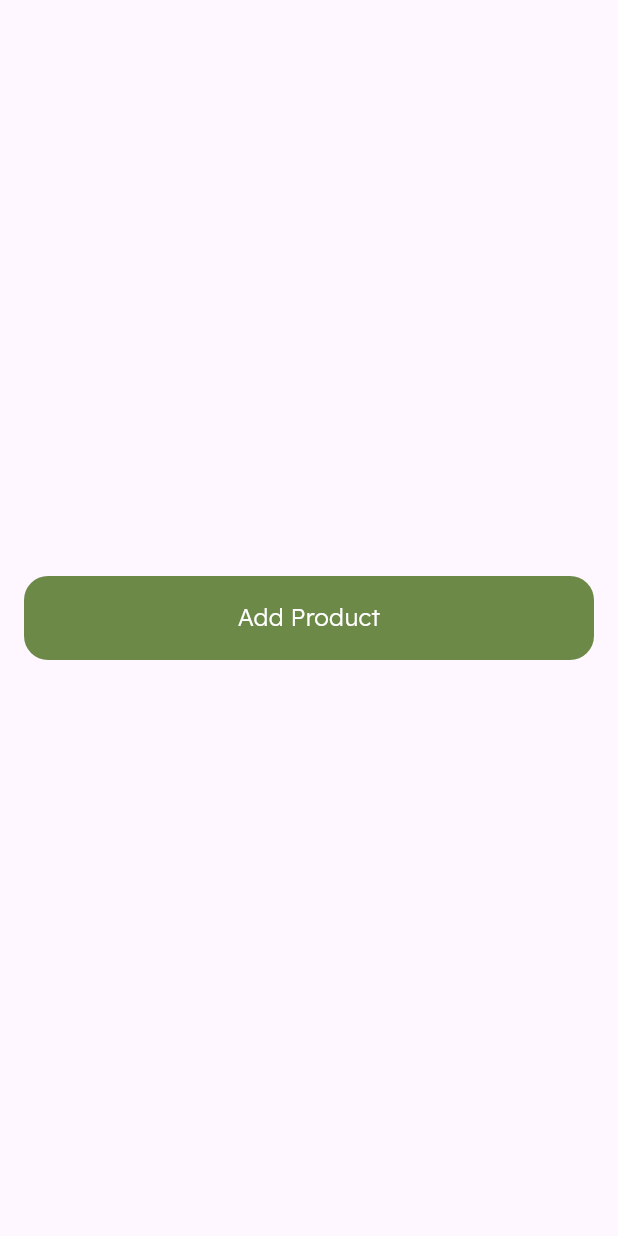
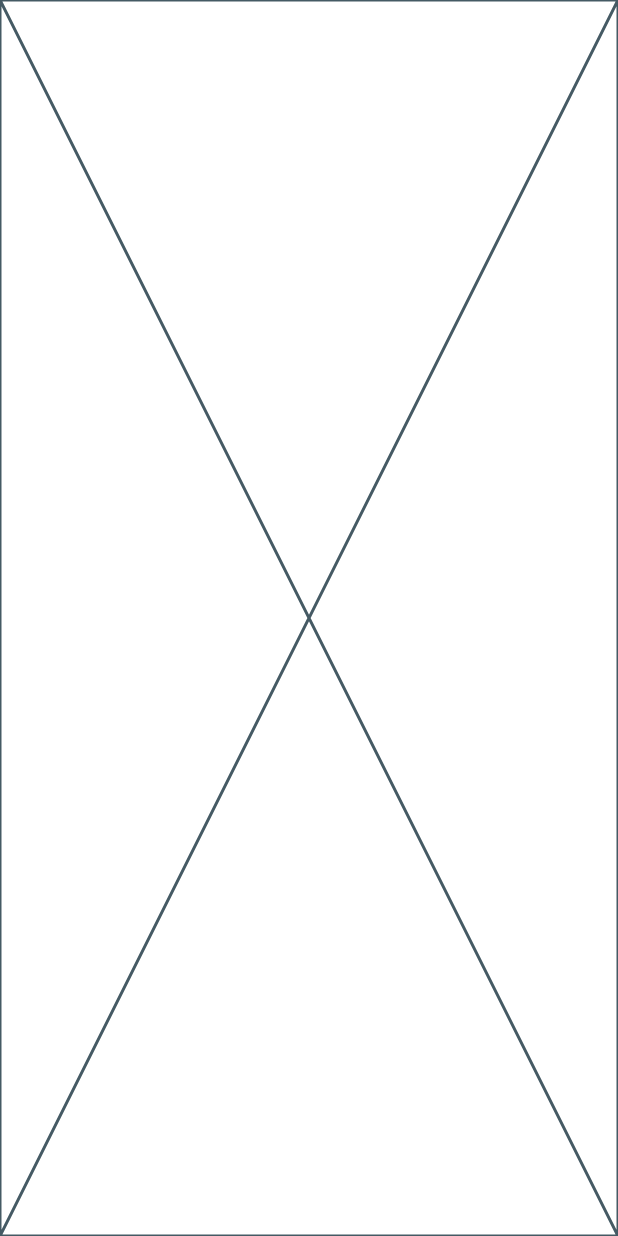
Before and after one commit to Tala-foqha/bag_store_dashboard, a Flutter app: the screen it shows after launch, after a tap on "Add Product", on a phone screen of 412 x 824 dp. Run offline on Flutter 3.47's test engine with Material 3 defaults, Android fonts, the light colour scheme and no system bars; our stand-ins replace firebase_core, google_fonts; accounts and stored records are empty.

Commit message:
add_product view done

```diff
--- a/lib/core/helper_function/on_generate_route.dart
+++ b/lib/core/helper_function/on_generate_route.dart
@@ -1,5 +1,6 @@
 // core/helper_function/on_generate_route.dart
 
+import 'package:bag_store_dash_board/features/add_products/presentation/views/add_product_view.dart';
 import 'package:bag_store_dash_board/features/dash_board/presentation/views/dash_board_view.dart';
 import 'package:flutter/material.dart';
 
@@ -9,6 +10,10 @@ Route<dynamic>onGenerateRoute(RouteSettings settings){
    case DashBoardView.routeName:
    return MaterialPageRoute(builder: (context)=>DashBoardView());
 
+   case AddProductView.routeName:
+   return MaterialPageRoute(builder: (context)=>AddProductView());
+
+
    default:
    return MaterialPageRoute(builder: (context)=>Scaffold());
   }
--- /dev/null
+++ b/lib/features/add_products/presentation/views/add_product_view.dart
@@ -0,0 +1,11 @@
+// features/add_products/presentation/views/add_product_view.dart
+import 'package:flutter/material.dart';
+
+class AddProductView extends StatelessWidget {
+  const AddProductView({super.key});
+static const routeName='Add-product';
+  @override
+  Widget build(BuildContext context) {
+    return const Placeholder();
+  }
+}
--- a/lib/features/dash_board/presentation/views/widgets/dash_board_view_body.dart
+++ b/lib/features/dash_board/presentation/views/widgets/dash_board_view_body.dart
@@ -1,5 +1,6 @@
 // features/dash_board/presentation/views/widgets/dash_board_view_body.dart
 import 'package:bag_store_dash_board/core/widgets/custom_button.dart';
+import 'package:bag_store_dash_board/features/add_products/presentation/views/add_product_view.dart';
 import 'package:flutter/material.dart';
 
 class DashBoardViewBody extends StatelessWidget {
@@ -15,7 +16,9 @@ class DashBoardViewBody extends StatelessWidget {
         children: [
 
           CustomButton(text: 'Add Product', onPressed:
-          (){})
+          (){
+            Navigator.pushNamed(context, AddProductView.routeName);
+          })
         ],
       ),
     );
```
Also changed, not shown: lib/features/add_products/presentation/views/widgets/add_product_view_body.dart (added, +11 -0 lines).
